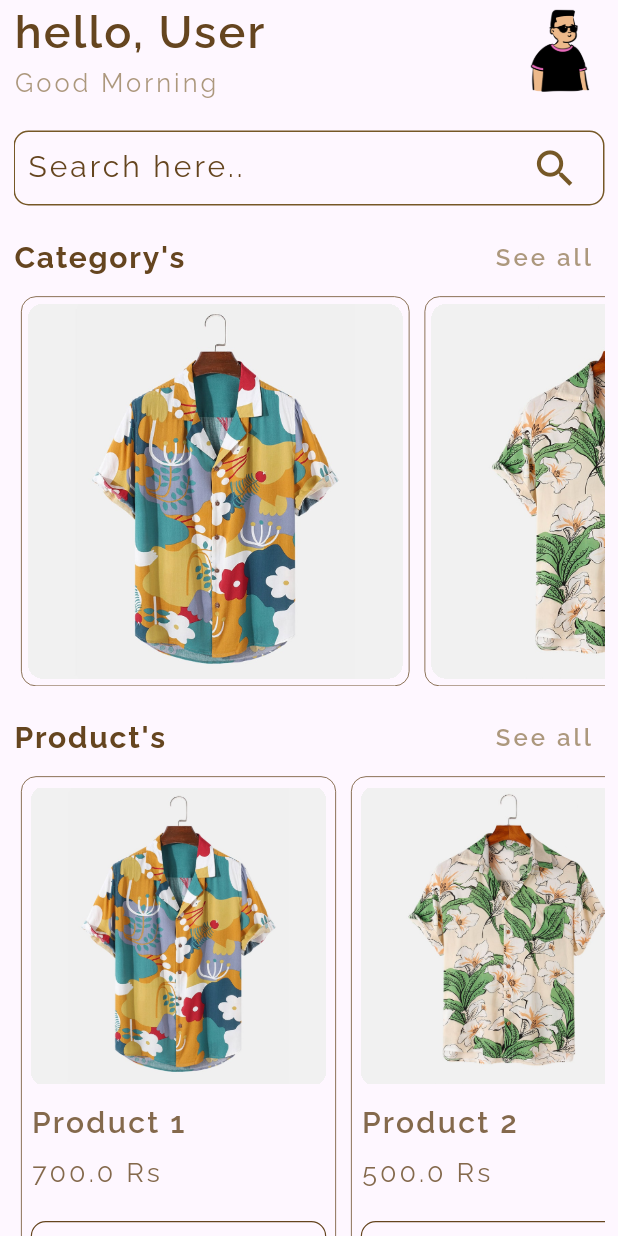
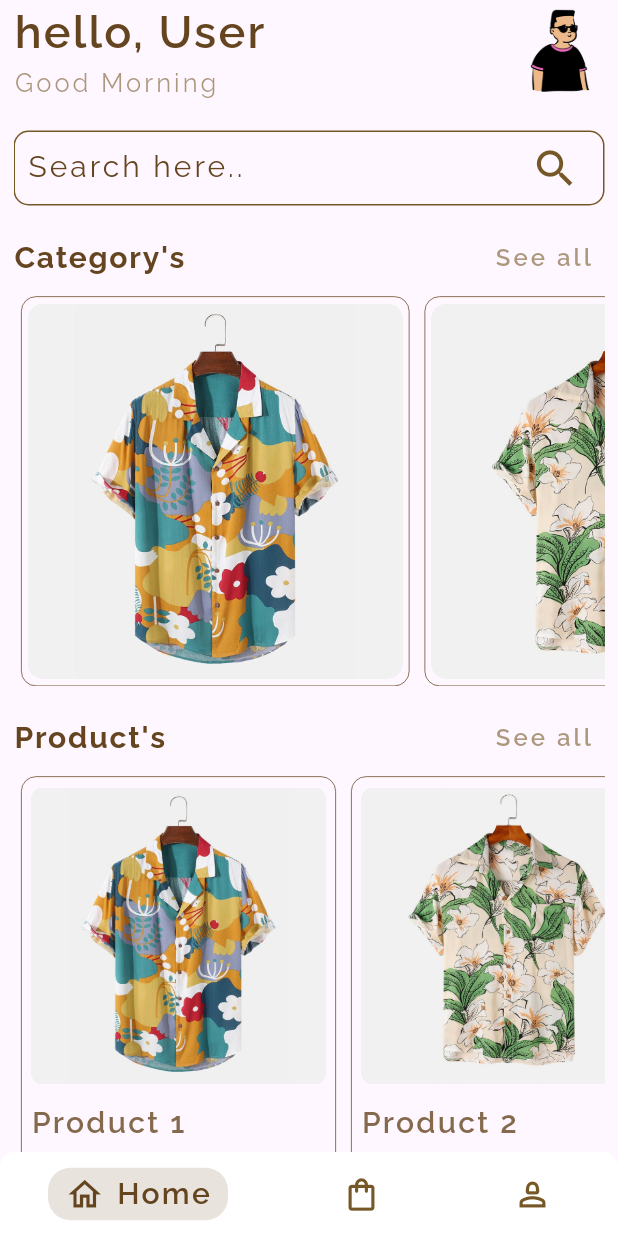
Before and after one commit to JayTheThird/Urban-Outfitters-app, a Flutter app: the screen it shows after launch, on a phone screen of 412 x 824 dp. Run offline on Flutter 3.47's test engine with Material 3 defaults, Android fonts, the phone set to English and light mode, and no system bars; drawn by our look-alikes of persistent_bottom_nav_bar; our stand-ins replace google_fonts, hexcolor, transparent_image.

Commit message:
created bottom navigation bar with the help of persistent nav bar package along with created order and user_profile files

```diff
--- a/lib/main.dart
+++ b/lib/main.dart
@@ -1,4 +1,5 @@
 // main files
+import 'package:ecommerce/pages/presistent_nav_bar.dart';
 import 'package:flutter/material.dart';
 import 'package:google_fonts/google_fonts.dart';
 // project files
@@ -28,7 +29,7 @@ class App extends StatelessWidget {
           home: Scaffold(
             resizeToAvoidBottomInset: false,
             body: Center(
-              child: Home(),
+              child: Tabs(),
             ),
           ),
         );
--- /dev/null
+++ b/lib/pages/order.dart
@@ -0,0 +1,12 @@
+import "package:flutter/material.dart";
+
+class UserOrders extends StatelessWidget {
+  const UserOrders({super.key});
+
+  @override
+  Widget build(BuildContext context) {
+    return const Scaffold(
+      body: Text("Users orders"),
+    );
+  }
+}
--- /dev/null
+++ b/lib/pages/presistent_nav_bar.dart
@@ -0,0 +1,93 @@
+import 'package:ecommerce/pages/home.dart';
+import 'package:ecommerce/pages/order.dart';
+import 'package:ecommerce/pages/user_profile.dart';
+import 'package:flutter/material.dart';
+import 'package:persistent_bottom_nav_bar/persistent_tab_view.dart';
+
+class Tabs extends StatelessWidget {
+  const Tabs({super.key});
+
+  List<Widget> _buildScreens() {
+    return [
+      Home(),
+      UserOrders(),
+      UserProfile(),
+    ];
+  }
+
+  List<PersistentBottomNavBarItem> _navBarsItems() {
+    return [
+      PersistentBottomNavBarItem(
+        icon: Icon(Icons.home_outlined),
+        title: ("Home"),
+        activeColorPrimary: style.color1,
+        inactiveColorPrimary: style.color2,
+        textStyle: style.mainTitle.copyWith(
+          fontSize: 20,
+          letterSpacing: 1.5,
+        ),
+      ),
+      PersistentBottomNavBarItem(
+        icon: Icon(Icons.shopping_bag_outlined),
+        title: ("Orders"),
+        activeColorPrimary: style.color1,
+        inactiveColorPrimary: style.color2,
+        textStyle: style.mainTitle.copyWith(
+          fontSize: 20,
+          letterSpacing: 1.5,
+        ),
+      ),
+      PersistentBottomNavBarItem(
+        icon: Icon(Icons.person_2_outlined),
+        title: ("Profile"),
+        activeColorPrimary: style.color1,
+        inactiveColorPrimary: style.color2,
+        textStyle: style.mainTitle.copyWith(
+          fontSize: 20,
+          letterSpacing: 1.5,
+        ),
+      ),
+    ];
+  }
+
+  @override
+  Widget build(BuildContext context) {
+    // ignore: no_leading_underscores_for_local_identifiers
+    PersistentTabController _controller =
+        PersistentTabController(initialIndex: 0);
+
+    return PersistentTabView(
+      context,
+      controller: _controller,
+      screens: _buildScreens(),
+      items: _navBarsItems(),
+      confineInSafeArea: true,
+      backgroundColor: Colors.white, // Default is Colors.white.
+      handleAndroidBackButtonPress: true, // Default is true.
+      resizeToAvoidBottomInset:
+          true, // This needs to be true if you want to move up the screen when keyboard appears. Default is true.
+      stateManagement: true, // Default is true.
+      hideNavigationBarWhenKeyboardShows:
+          true, // Recommended to set 'resizeToAvoidBottomInset' as true while using this argument. Default is true.
+      decoration: NavBarDecoration(
+        borderRadius: BorderRadius.circular(10.0),
+        colorBehindNavBar: Colors.white,
+      ),
+      popAllScreensOnTapOfSelectedTab: true,
+      popActionScreens: PopActionScreensType.all,
+      itemAnimationProperties: ItemAnimationProperties(
+        // Navigation Bar's items animation properties.
+        duration: Duration(milliseconds: 200),
+        curve: Curves.ease,
+      ),
+      screenTransitionAnimation: ScreenTransitionAnimation(
+        // Screen transition animation on change of selected tab.
+        animateTabTransition: true,
+        curve: Curves.ease,
+        duration: Duration(milliseconds: 200),
+      ),
+      navBarStyle:
+          NavBarStyle.style9, // Choose the nav bar style with this property.
+    );
+  }
+}
--- /dev/null
+++ b/lib/pages/user_profile.dart
@@ -0,0 +1,12 @@
+import 'package:flutter/material.dart';
+
+class UserProfile extends StatelessWidget {
+  const UserProfile({super.key});
+
+  @override
+  Widget build(BuildContext context) {
+    return const Scaffold(
+      body: Text("User Profile"),
+    );
+  }
+}
--- a/pubspec.yaml
+++ b/pubspec.yaml
@@ -37,6 +37,7 @@ dependencies:
   hexcolor: ^3.0.1
   google_fonts: ^6.2.1
   transparent_image: ^2.0.1
+  persistent_bottom_nav_bar: ^5.0.2
 
 dev_dependencies:
   flutter_test:
```
Also changed, not shown: pubspec.lock.
